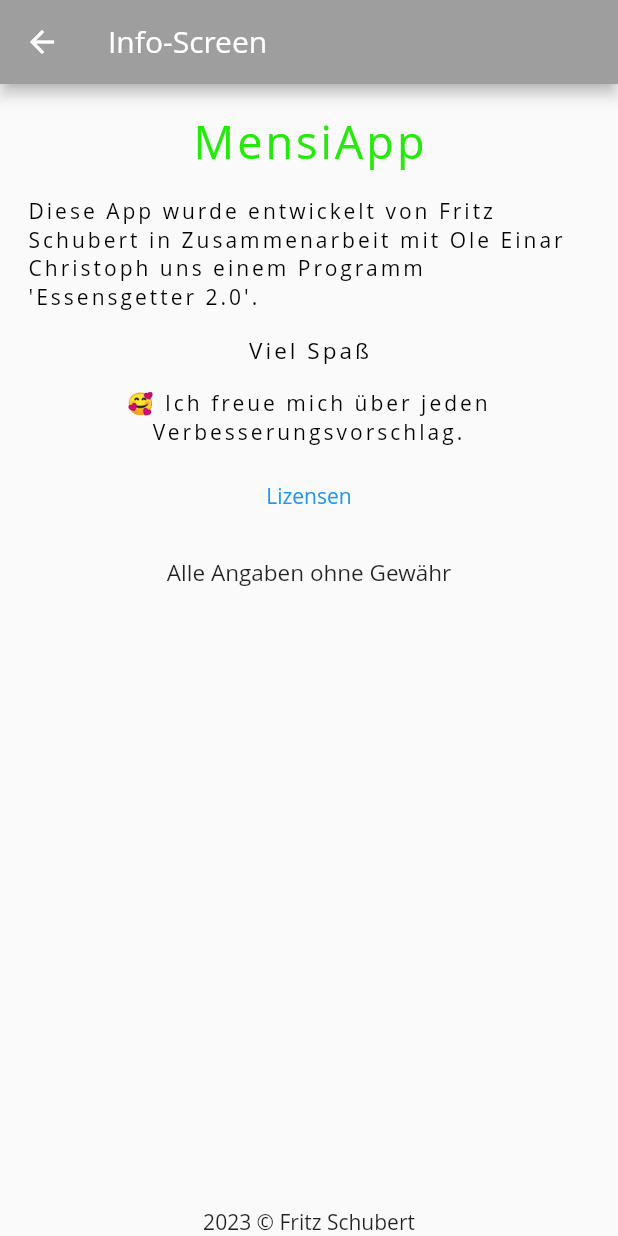
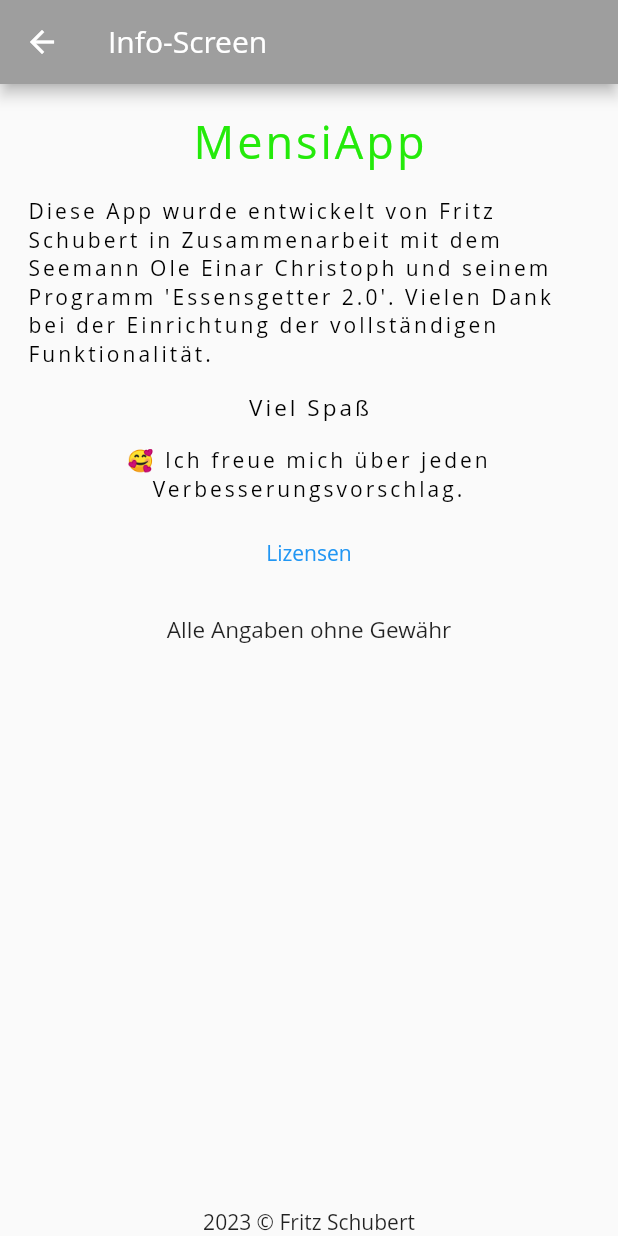
Before and after one commit to whosFritz/MensiMates, a Flutter app: the screen it shows after launch, after a tap on the "arrow left" icon, after a tap on the "arrow right" icon, after a tap on the "info outline" icon, on a phone screen of 412 x 824 dp. Run offline on Flutter 3.47's test engine with Material 2 defaults, Android fonts, the phone set to English and light mode, and no system bars; our stand-ins replace flutter_rating_bar, shared_preferences; network calls fail; Roboto replaces fonts that are missing (Open Sans).

Commit message:
Browser klappt wieder

```diff
--- a/essensgetterapp/lib/aboutpage_widget.dart
+++ b/essensgetterapp/lib/aboutpage_widget.dart
@@ -66,7 +66,7 @@ class _AboutPageState extends State<AboutPage> {
                                     Padding(
                                       padding: const EdgeInsets.all(8.0),
                                       child: Text(
-                                        "Diese App wurde entwickelt von Fritz Schubert in Zusammenarbeit mit Ole Einar Christoph uns einem Programm 'Essensgetter 2.0'.",
+                                        "Diese App wurde entwickelt von Fritz Schubert in Zusammenarbeit mit dem Seemann Ole Einar Christoph und seinem Programm 'Essensgetter 2.0'. Vielen Dank bei der Einrichtung der vollständigen Funktionalität.",
                                         style: Theme.of(context)
                                             .textTheme
                                             .bodyLarge
--- a/essensgetterapp/lib/main.dart
+++ b/essensgetterapp/lib/main.dart
@@ -61,7 +61,7 @@ class _HomePageWidgetState extends State<HomePageWidget> {
   // Methode um Gerichte zu holen und umzuwandeln.
   static Future<List<Dish>> getDishes() async {
     final response = await http.get(Uri.parse(
-        "https://api.olech2412.de/essensGetter/mealsForFritz?code=YCfe0F9opiNwCKOelCSb"));
+        "https://cors-anywhere.herokuapp.com/https://api.olech2412.de/essensGetter/mealsForFritz?code=YCfe0F9opiNwCKOelCSb"));
     if (response.statusCode == 200) {
       final jsondata = jsonDecode(utf8.decode(response.bodyBytes));
       final dishes = jsondata.map<Dish>(Dish.fromJson).toList();
```
